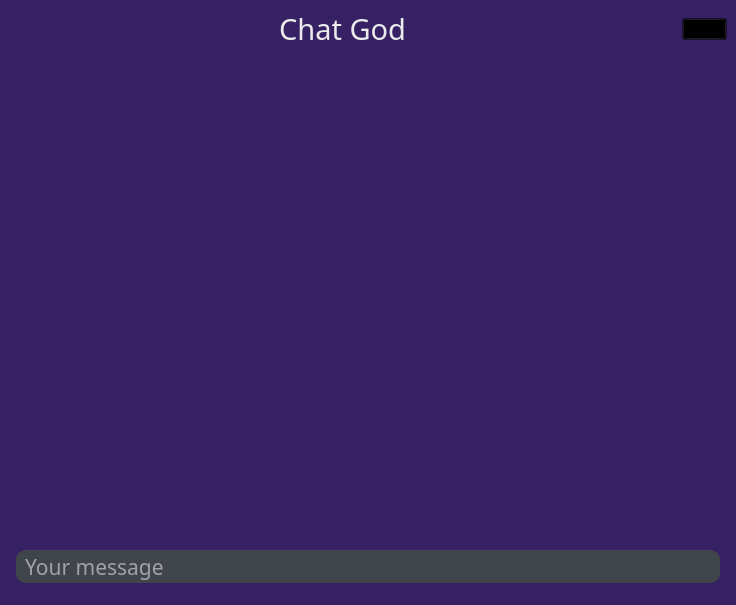
Old version of the form project.ui in the repository AkshatChauhan18/chatproject-11th-cs-project-.
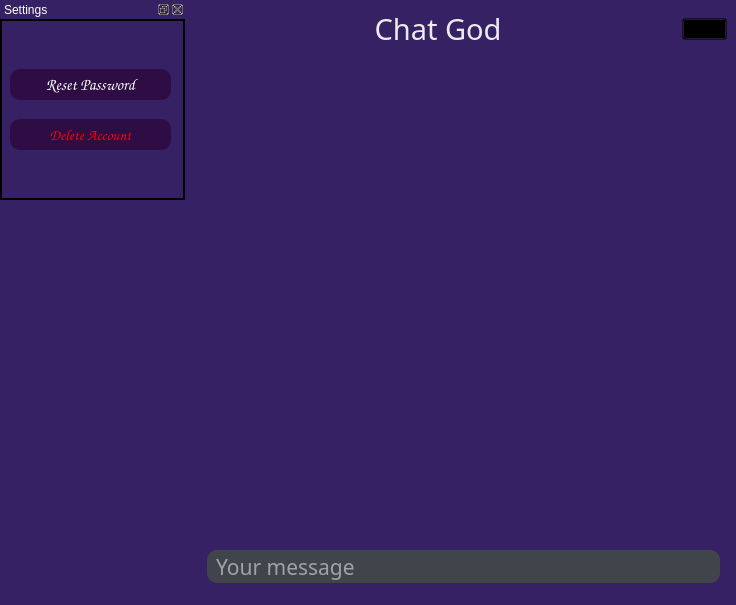
New version of the form. Icons and pictures are not drawn.

```diff
--- a/project.ui
+++ b/project.ui
@@ -20,7 +20,7 @@
    <string>AAA Chat God</string>
   </property>
   <property name="styleSheet">
-   <string notr="true"/>
+   <string notr="true">background-color:#362165;</string>
   </property>
   <property name="iconSize">
    <size>
@@ -91,7 +91,7 @@
         <rect>
          <x>0</x>
          <y>0</y>
-         <width>704</width>
+         <width>515</width>
          <height>467</height>
         </rect>
        </property>
@@ -237,6 +237,80 @@
     </item>
    </layout>
   </widget>
+  <widget class="QDockWidget" name="settings">
+   <property name="minimumSize">
+    <size>
+     <width>185</width>
+     <height>40</height>
+    </size>
+   </property>
+   <property name="maximumSize">
+    <size>
+     <width>160</width>
+     <height>200</height>
+    </size>
+   </property>
+   <property name="windowIcon">
+    <iconset theme="audio-volume-low"/>
+   </property>
+   <property name="styleSheet">
+    <string notr="true">color:white;border:2px solid black</string>
+   </property>
+   <property name="windowTitle">
+    <string>Settings</string>
+   </property>
+   <attribute name="dockWidgetArea">
+    <number>1</number>
+   </attribute>
+   <widget class="QWidget" name="dockWidgetContents">
+    <widget class="QPushButton" name="pass_btn">
+     <property name="geometry">
+      <rect>
+       <x>10</x>
+       <y>50</y>
+       <width>161</width>
+       <height>31</height>
+      </rect>
+     </property>
+     <property name="font">
+      <font>
+       <family>Comic Sans MS</family>
+       <pointsize>12</pointsize>
+       <bold>true</bold>
+      </font>
+     </property>
+     <property name="styleSheet">
+      <string notr="true">border:none;background:rgba(44, 7, 60, 0.8);border-radius:10px</string>
+     </property>
+     <property name="text">
+      <string>Reset Password</string>
+     </property>
+    </widget>
+    <widget class="QPushButton" name="del_btn">
+     <property name="geometry">
+      <rect>
+       <x>10</x>
+       <y>100</y>
+       <width>161</width>
+       <height>31</height>
+      </rect>
+     </property>
+     <property name="font">
+      <font>
+       <family>Comic Sans MS</family>
+       <pointsize>11</pointsize>
+       <bold>true</bold>
+      </font>
+     </property>
+     <property name="styleSheet">
+      <string notr="true">border:none;background:rgba(44, 7, 60, 0.8);border-radius:10px;color:red</string>
+     </property>
+     <property name="text">
+      <string>Delete Account</string>
+     </property>
+    </widget>
+   </widget>
+  </widget>
   <action name="actionAAA_program">
    <property name="text">
     <string>User Name</string>
```
